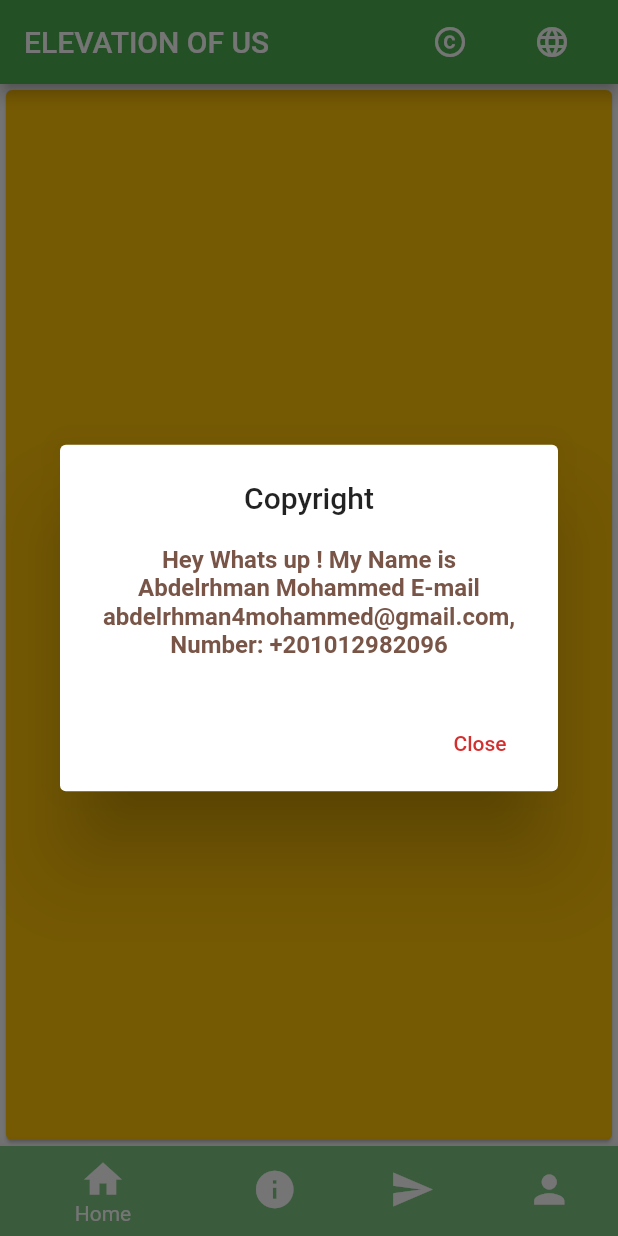
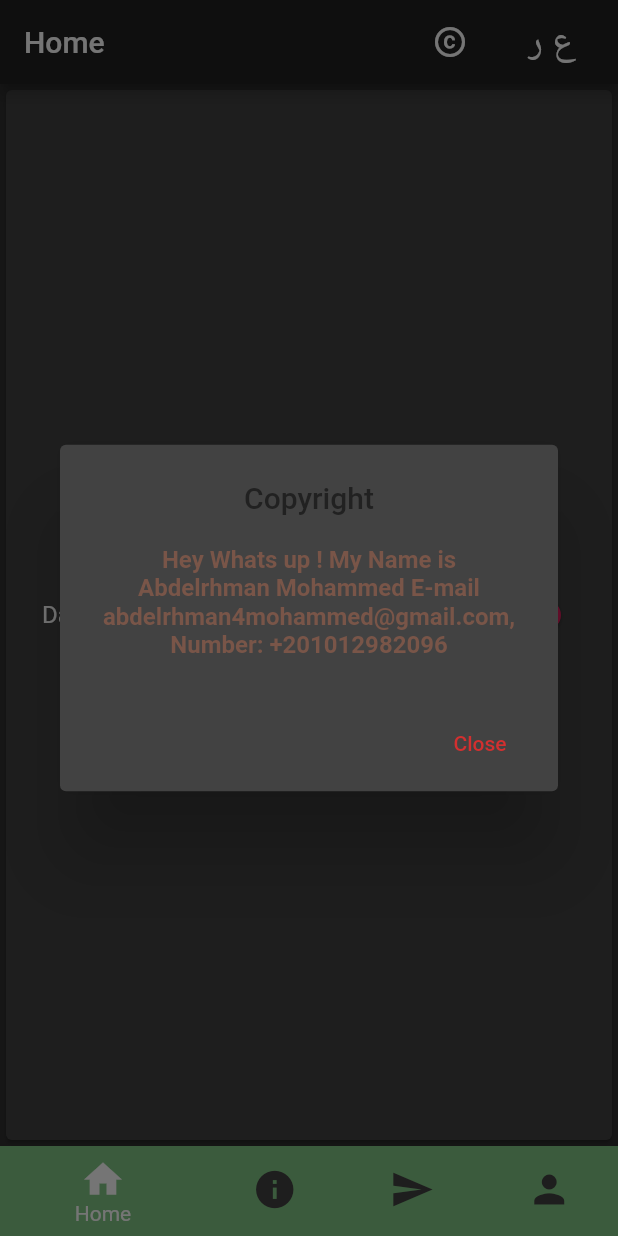
Before and after one commit to Abdelrhman9623/elevation, a Flutter app: the screen it shows after launch, after a tap on the "copyright" icon, on a phone screen of 412 x 824 dp. Run offline on Flutter 3.47's test engine with Material 2 defaults, Android fonts, the phone set to English and light mode, and no system bars; our stand-ins replace shared_preferences.

Commit message:
Enable Dark and Light Theme

```diff
--- a/lib/l10n/intl_ar.arb
+++ b/lib/l10n/intl_ar.arb
@@ -31,7 +31,7 @@
     "type": "text",
     "placeholders": {}
   },
-  "language": "English",
+  "language": "En",
   "@language": {
     "type": "text",
     "placeholders": {}
--- a/lib/l10n/intl_en.arb
+++ b/lib/l10n/intl_en.arb
@@ -31,7 +31,7 @@
     "type": "text",
     "placeholders": {}
   },
-  "language": "عربي",
+  "language": "ع ر",
   "@language": {
     "type": "text",
     "placeholders": {}
--- a/lib/l10n/intl_messages.arb
+++ b/lib/l10n/intl_messages.arb
@@ -30,7 +30,7 @@
     "type": "text",
     "placeholders": {}
   },
-  "language": "عربي",
+  "language": "ع ر",
   "@language": {
     "type": "text",
     "placeholders": {}
--- a/lib/l10n/messages_ar.dart
+++ b/lib/l10n/messages_ar.dart
@@ -23,7 +23,7 @@ class MessageLookup extends MessageLookupByLibrary {
   static _notInlinedMessages(_) => <String, Function> {
     "attendance" : MessageLookupByLibrary.simpleMessage("Attendance"),
     "contacts" : MessageLookupByLibrary.simpleMessage("Contacts"),
-    "language" : MessageLookupByLibrary.simpleMessage("English"),
+    "language" : MessageLookupByLibrary.simpleMessage("En"),
     "links" : MessageLookupByLibrary.simpleMessage("Links"),
     "login" : MessageLookupByLibrary.simpleMessage("Login"),
     "not_valid_username" : MessageLookupByLibrary.simpleMessage("Not Valid Username"),
--- a/lib/l10n/messages_en.dart
+++ b/lib/l10n/messages_en.dart
@@ -23,7 +23,7 @@ class MessageLookup extends MessageLookupByLibrary {
   static _notInlinedMessages(_) => <String, Function> {
     "attendance" : MessageLookupByLibrary.simpleMessage("Attendance"),
     "contacts" : MessageLookupByLibrary.simpleMessage("Contacts"),
-    "language" : MessageLookupByLibrary.simpleMessage("عربي"),
+    "language" : MessageLookupByLibrary.simpleMessage("ع ر"),
     "links" : MessageLookupByLibrary.simpleMessage("Links"),
     "login" : MessageLookupByLibrary.simpleMessage("Login"),
     "not_valid_username" : MessageLookupByLibrary.simpleMessage("Not Valid Username"),
--- a/lib/l10n/messages_messages.dart
+++ b/lib/l10n/messages_messages.dart
@@ -23,7 +23,7 @@ class MessageLookup extends MessageLookupByLibrary {
   static _notInlinedMessages(_) => <String, Function> {
     "attendance" : MessageLookupByLibrary.simpleMessage("Attendance"),
     "contacts" : MessageLookupByLibrary.simpleMessage("Contacts"),
-    "language" : MessageLookupByLibrary.simpleMessage("عربي"),
+    "language" : MessageLookupByLibrary.simpleMessage("ع ر"),
     "links" : MessageLookupByLibrary.simpleMessage("Links"),
     "login" : MessageLookupByLibrary.simpleMessage("Login"),
     "not_valid_username" : MessageLookupByLibrary.simpleMessage("Not Valid Username"),
--- a/lib/locale/locales.dart
+++ b/lib/locale/locales.dart
@@ -70,7 +70,7 @@ class Translations {
 
   String get language {
     return Intl.message(
-      'عربي',
+      'ع ر',
       name: 'language',
     );
   }
--- a/lib/main.dart
+++ b/lib/main.dart
@@ -4,29 +4,62 @@ import 'package:provider/provider.dart';
 // import 'package:shared_preferences/shared_preferences.dart';
 // import 'package:flutter/services.dart';
 import './providers/lang.dart';
+import './providers/theme.dart';
 import './locale/locales.dart';
 import './screens/taps_screen.dart';
 
 void main() async {
   Lang appLanguage = Lang();
+  // ThemeChanger appTheme = ThemeChanger();
   WidgetsFlutterBinding.ensureInitialized();
   await appLanguage.fetchLocale();
   runApp(MyApp(
     appLanguage: appLanguage,
+    // appThem: appTheme,
   ));
 }
 
-// void main() => runApp(MyApp());
+// void main() => runApp(MThemeData(
+            //   primarySwatch: Colors.green,
+            // )yApp());
 
 class MyApp extends StatelessWidget {
     final Lang appLanguage;
-  MyApp({this.appLanguage});
+    final ThemeChanger appThem;
+  MyApp({this.appLanguage,this.appThem});
   @override
   Widget build(BuildContext context) {
-    return ChangeNotifierProvider<Lang>(
+    // final theme = Provider.of<ThemeChanger>(context).getTheme();
+    return MultiProvider(
+      providers: [
+        ChangeNotifierProvider<Lang>(
           create: (_) => appLanguage,
+        ),
+        ChangeNotifierProvider<ThemeChanger>(
+          create: (_) => ThemeChanger(),
+          child: new NewMaterialAppWithTheme(),
+        ),
+      ],
         child: Consumer<Lang>(
           builder: (ctx, lang, child) {
+            return NewMaterialAppWithTheme(
+              lang: lang,
+            );
+          }
+        ),
+    );
+  }
+}
+
+class NewMaterialAppWithTheme extends StatelessWidget {
+  final lang;
+  final theme;
+  NewMaterialAppWithTheme({this.lang, this.theme});
+  @override
+  Widget build(BuildContext context) {
+    // final theme = Provider.of<ThemeChanger>(context);
+    return Consumer<ThemeChanger>(
+      builder: (ctx, ThemeChanger theme, child) {
         return MaterialApp(
           localizationsDelegates: [
             // AppLocalizationsDelegate(),
@@ -41,17 +74,13 @@ class MyApp extends StatelessWidget {
           locale: lang.appLocal,
           debugShowCheckedModeBanner: false,
           title: 'Flutter Demo',
-                theme: ThemeData(
-                  primarySwatch: Colors.green,
-                ),
+          theme: theme.darkTheme ? dark : light,
           home: TapsScreen(),
           // routes: {
           //   ProfileScreen.routeName: (ctx) => ProfileScreen(),
           // },
         );
-            }
-          ),
-          // value: Lang(),
+      },
     );
   }
 }
--- a/lib/providers/lang.dart
+++ b/lib/providers/lang.dart
@@ -1,13 +1,11 @@
 import 'dart:ui';
 import 'dart:convert';
-import '../locale/locales.dart';
-import 'package:flutter/cupertino.dart';
+import 'package:flutter/material.dart';
 import 'package:shared_preferences/shared_preferences.dart';
 
 
 class Lang with ChangeNotifier {
   Locale _appLocale = Locale('en');
-
   Locale get appLocal => _appLocale ?? Locale("en");
   // void changeLanguage(Locale type) async {
   //   var prefs = await SharedPreferences.getInstance();
@@ -39,7 +37,7 @@ class Lang with ChangeNotifier {
     // print(userDate);
     notifyListeners();
   }
-    fetchLocale() async {
+  fetchLocale() async {
     var prefs = await SharedPreferences.getInstance();
     if (prefs.getString('userData') == null) {
       _appLocale = Locale('en');
--- /dev/null
+++ b/lib/providers/theme.dart
@@ -0,0 +1,55 @@
+import 'package:flutter/material.dart';
+import 'package:shared_preferences/shared_preferences.dart';
+// import '../constants/constants.dart';
+
+ThemeData light = ThemeData(
+  brightness: Brightness.light,
+  primarySwatch: Colors.indigo,
+  accentColor: Colors.pink,
+  scaffoldBackgroundColor: Color(0xfff1f1f1)
+);
+
+ThemeData dark = ThemeData(
+  brightness: Brightness.dark,
+  primarySwatch: Colors.indigo,
+  accentColor: Colors.pink,
+);
+
+
+class ThemeChanger with ChangeNotifier {
+  // ThemeData _themeData;
+  // ThemeChanger(this._themeData);
+  // getTheme() => _themeData;
+  final String key = "theme";
+  SharedPreferences _prefs;
+  bool _darkTheme;
+
+  bool get darkTheme => _darkTheme;
+
+  ThemeChanger() {
+    _darkTheme = true;
+    _loadFromPrefs();
+  }
+
+  toggleTheme() {
+    _darkTheme = !_darkTheme;
+    _saveToPrefs();
+    notifyListeners();
+  }
+
+  _initPrefs() async {
+    if(_prefs == null)
+      _prefs = await SharedPreferences.getInstance();
+  }
+
+  _loadFromPrefs() async {
+    await _initPrefs();
+    _darkTheme = _prefs.getBool(key) ?? true;
+    notifyListeners();
+  }
+
+  _saveToPrefs()async {
+    await _initPrefs();
+    _prefs.setBool(key, _darkTheme);
+  }
+  }
--- a/lib/screens/home_screen.dart
+++ b/lib/screens/home_screen.dart
@@ -1,17 +1,28 @@
 import 'package:flutter/material.dart';
+import 'package:provider/provider.dart';
+import '../providers/theme.dart';
 import '../locale/locales.dart';
 
 class HomeScreen extends StatelessWidget {
   @override
   Widget build(BuildContext context) {
+    final theme = Provider.of<ThemeChanger>(context, listen: false);
     return Card(
-      color: Colors.amber,
+      // color: Colors.amber,
       child: Padding(
-        padding: const EdgeInsets.all(8.0),
-        child: Center(
-          child: Text(Translations.of(context).title),
+      padding: const EdgeInsets.all(8.0),
+      child: Center(
+        child: Consumer<ThemeChanger>(
+          builder: (context,notifier,child) => SwitchListTile(
+              title: Text("Dark Mode"),
+              onChanged: (val){
+                notifier.toggleTheme();
+              },
+              value: notifier.darkTheme ,
+            ),
+            ),
+          ),
         ),
-      ),
     );
   }
 }
--- a/lib/screens/taps_screen.dart
+++ b/lib/screens/taps_screen.dart
@@ -51,7 +51,14 @@ class _TapsScreenState extends State<TapsScreen> {
         context: context,
         builder: (ctx) => AlertDialog(
           // backgroundColor: Colors.green[50].withOpacity(0.4),
-          title: Center(child: Text('Copyright')),
+          title: Center(
+            child: Text(
+              'Copyright',
+              style: TextStyle(
+                color: Theme.of(context).primaryColor
+              ),
+            ),
+          ),
           content: Container(
             // padding: const EdgeInsets.all(8),
             child: Text(
@@ -79,15 +86,20 @@ class _TapsScreenState extends State<TapsScreen> {
 
     return Scaffold(
       appBar: AppBar(
-        title: Text('ELEVATION OF US'),
+        title: Text(Translations.of(context).title),
         actions: <Widget>[
           IconButton(
             icon: Icon(Icons.copyright),
             onPressed: _copyRight,
           ),
-          MaterialButton(
+          FlatButton(
             onPressed: _selectLang,
-            child: Icon(Icons.language, color: Colors.white,) //Text(Translations.of(context).language),
+            child: Text(
+              Translations.of(context).language,
+              style: TextStyle(color: Colors.white,
+              fontSize: 25
+              ),
+            ), //Icon(Icons.language, color: Colors.white,),
           ),
         ],
       ),
```
Also changed, not shown: lib/constants/constants.dart (added, +15 -0 lines). Lines whose indentation alone changed are shown as unchanged.
